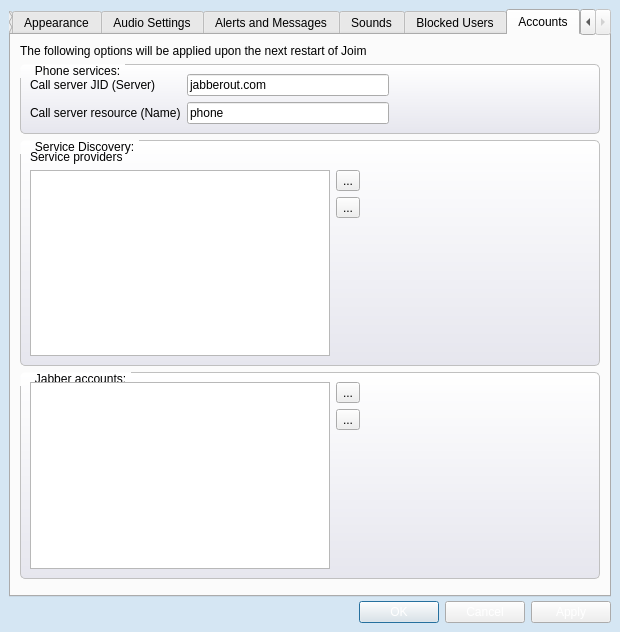
Above: src/tools/customwidgets/optionsdialog_base.ui from AlekSi/Jabbin before the change. Below: the same form after it.
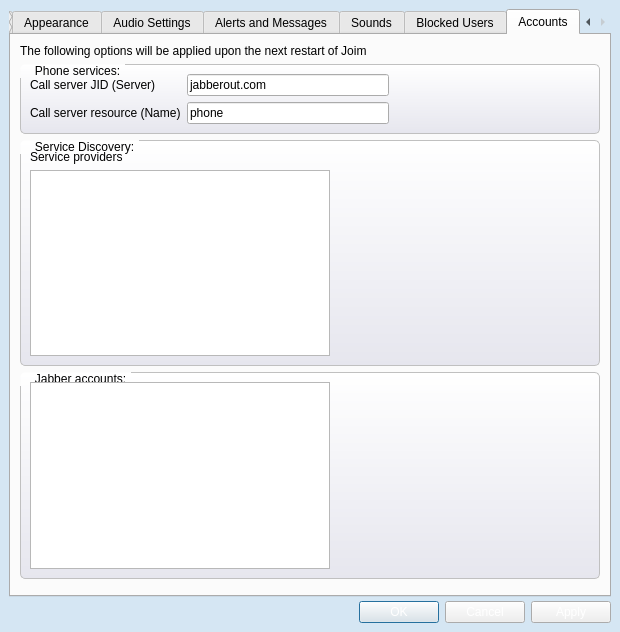
That is the form after the change. The open tabs and pages were chosen to show the change. Icons and pictures are not drawn. Custom widgets are drawn as their Qt base class.

Patch:
```diff
--- a/src/tools/customwidgets/optionsdialog_base.ui
+++ b/src/tools/customwidgets/optionsdialog_base.ui
@@ -115,13 +115,17 @@
 }
 
  QGroupBox::title {
-     subcontrol-origin: margin;
-     padding: 0 3px;
-     margin-left: 10px;
-     font-weight: bold;
-     background-color: qlineargradient(x1: 0, y1: 0, x2: 0, y2: 1,
-                                       stop: 0 #FFOECE, stop: 1 #FFFFFF);
- }</string>
+    subcontrol-origin: margin;
+    padding: 0 3px;
+    margin-left: 10px;
+    font-weight: bold;
+    background-color: qlineargradient(x1: 0, y1: 0, x2: 0, y2: 1,
+                                      stop: 0 #FFOECE, stop: 1 #FFFFFF);
+}
+
+QToolButton {
+    border: none;
+}</string>
   </property>
   <layout class="QVBoxLayout" name="verticalLayout_7" >
    <property name="margin" >
@@ -1284,8 +1288,8 @@
              </item>
              <item row="1" column="1" >
               <widget class="QToolButton" name="buttonServiceDiscoveryAdd" >
-               <property name="text" >
-                <string>...</string>
+               <property name="toolTip" >
+                <string>Add a new service provider</string>
                </property>
                <property name="icon" >
                 <iconset resource="customwidgets.qrc" >
@@ -1295,8 +1299,8 @@
              </item>
              <item row="2" column="1" >
               <widget class="QToolButton" name="buttonServiceDiscoveryRemove" >
-               <property name="text" >
-                <string>...</string>
+               <property name="toolTip" >
+                <string>Remove selected service provider</string>
                </property>
                <property name="icon" >
                 <iconset resource="customwidgets.qrc" >
@@ -1312,12 +1316,12 @@
                <property name="sizeHint" stdset="0" >
                 <size>
                  <width>26</width>
-                 <height>88</height>
+                 <height>106</height>
                 </size>
                </property>
               </spacer>
              </item>
-             <item row="1" column="2" >
+             <item rowspan="4" row="0" column="2" >
               <spacer name="horizontalSpacer_11" >
                <property name="orientation" >
                 <enum>Qt::Horizontal</enum>
@@ -1351,8 +1355,8 @@
              </item>
              <item row="0" column="1" >
               <widget class="QToolButton" name="buttonAccountsAdd" >
-               <property name="text" >
-                <string>...</string>
+               <property name="toolTip" >
+                <string>Add a new Jabber account</string>
                </property>
                <property name="icon" >
                 <iconset resource="customwidgets.qrc" >
@@ -1362,8 +1366,8 @@
              </item>
              <item row="1" column="1" >
               <widget class="QToolButton" name="buttonAccountsRemove" >
-               <property name="text" >
-                <string>...</string>
+               <property name="toolTip" >
+                <string>Remove selected Jabber account</string>
                </property>
                <property name="icon" >
                 <iconset resource="customwidgets.qrc" >
@@ -1384,7 +1388,7 @@
                </property>
               </spacer>
              </item>
-             <item row="1" column="2" >
+             <item rowspan="3" row="0" column="2" >
               <spacer name="horizontalSpacer_9" >
                <property name="orientation" >
                 <enum>Qt::Horizontal</enum>
```
Left out of the diff: 8 changed lines with no effect on the pictures.
